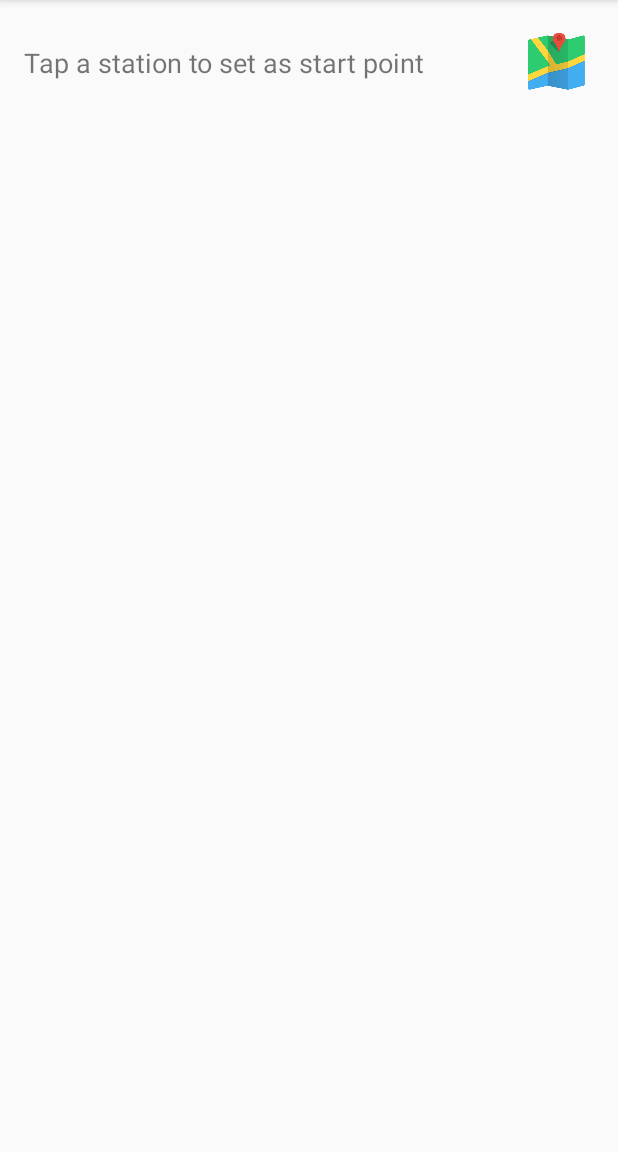
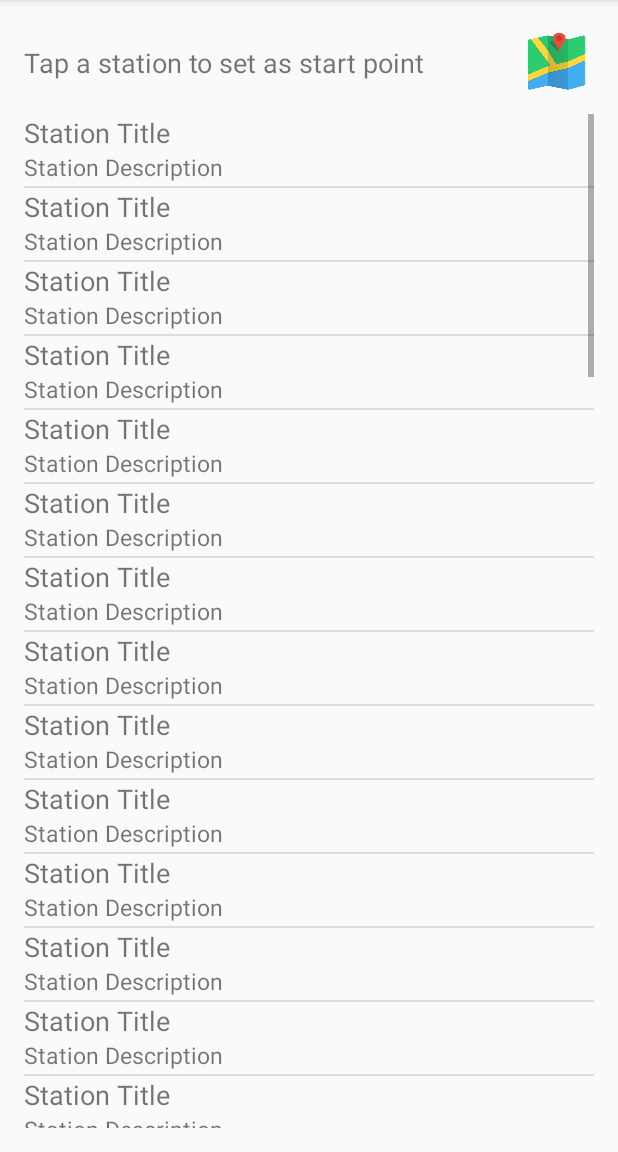
Before and after one commit to AlanCILee/csis3175, an Android app: the screen it shows after launch (LocationStation), after a tap on "FIND NEAREST STATION", on a phone screen of 412 x 824 dp, the part 84-1236 px from its top. Run offline under Robolectric (Android 15) with nearby library versions, the phone set to English and light mode, and no system bars; 6 statements that could not run were skipped.

Commit message:
Connect click event of current location list and deliver selected station info to trip planner activity deliver masterlist into planner acitivity and station info

```diff
--- a/TransBlink/app/src/main/java/com/example/brandon/transblink/ListStationAdapater.java
+++ b/TransBlink/app/src/main/java/com/example/brandon/transblink/ListStationAdapater.java
@@ -19,13 +19,17 @@ import java.util.ArrayList;
  */
 
 public class ListStationAdapater extends ArrayAdapter{
+    public static enum DISP { NEARSTATION };        // Display Mode for other List
+
     private Activity context;
     private Station[] stations;
+    private DISP displayMode;
 
-    public ListStationAdapater(Activity context, Station[] stations) {
+    public ListStationAdapater(Activity context, Station[] stations, DISP mode ) {
         super(context, R.layout.list_station, stations);
         this.stations = stations;
         this.context = context;
+        this.displayMode = mode;
     }
 
     @Override
@@ -45,7 +49,9 @@ public class ListStationAdapater extends ArrayAdapter{
         lineColors[1].setBackgroundColor(0);
 
         txtTitle.setText(stations[position].getFullName());
-        txtDesc.setText(String.valueOf((int)(stations[position].getDistance()) + "m"));
+
+        if(displayMode == DISP.NEARSTATION)
+            txtDesc.setText(String.valueOf((int)(stations[position].getDistance()) + "m"));
 
         Station.Lines[] lines = stations[position].getLines();
         for(int i=0; i<lines.length; i++){
--- a/TransBlink/app/src/main/res/layout/list_station.xml
+++ b/TransBlink/app/src/main/res/layout/list_station.xml
@@ -1,6 +1,7 @@
 <?xml version="1.0" encoding="utf-8"?>
 <LinearLayout xmlns:android="http://schemas.android.com/apk/res/android"
     android:orientation="horizontal"
+    android:descendantFocusability="blocksDescendants"
     android:layout_width="match_parent"
     android:layout_height="match_parent">
 
```
Also changed, not shown: TransBlink/app/src/main/java/com/example/brandon/transblink/LocationStation.java (+18 -6 lines), TransBlink/app/src/main/java/com/example/brandon/transblink/MainActivity.java (+10 -2 lines), TransBlink/app/src/main/java/com/example/brandon/transblink/StationInformation.java (+8 -0 lines), TransBlink/app/src/main/java/com/example/brandon/transblink/TripPlanner.java (+25 -0 lines).
